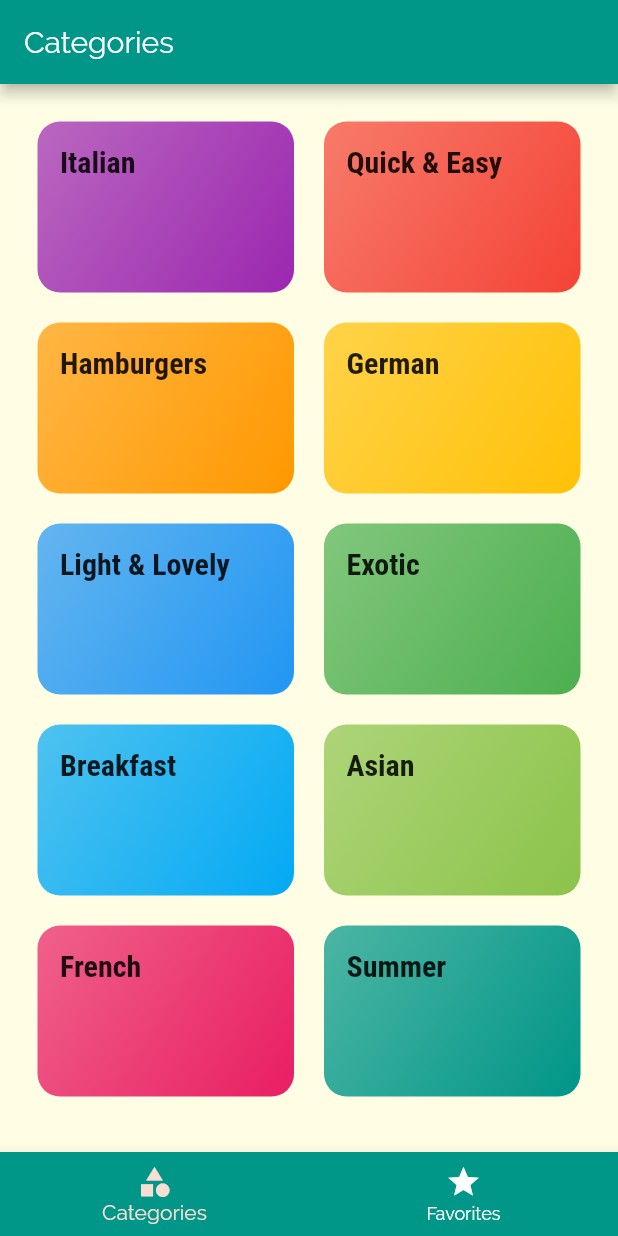
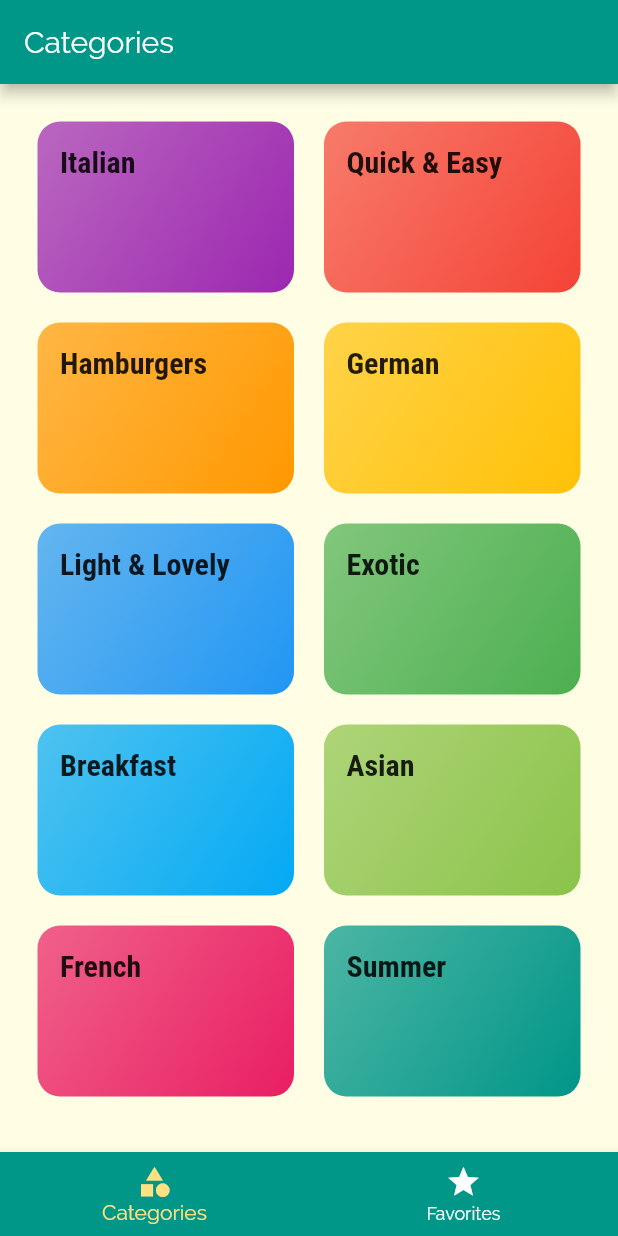
Before and after one commit to MatthieuNadeau96/Flutter_meals_app, a Flutter app: the screen it shows after launch, on a phone screen of 412 x 824 dp. Run offline on Flutter 3.47's test engine with Material 2 defaults, Android fonts, the phone set to English and light mode, and no system bars.

Commit message:
changed accent color to amber[200]

```diff
--- a/lib/main.dart
+++ b/lib/main.dart
@@ -15,7 +15,7 @@ class MyApp extends StatelessWidget {
       title: 'DeliMeals',
       theme: ThemeData(
         primarySwatch: Colors.teal,
-        accentColor: Color.fromRGBO(247, 221, 210, 1),
+        accentColor: Colors.amber[200],
         canvasColor: Color.fromRGBO(255, 254, 229, 1),
         fontFamily: 'Raleway',
         textTheme: ThemeData.light().textTheme.copyWith(
```
